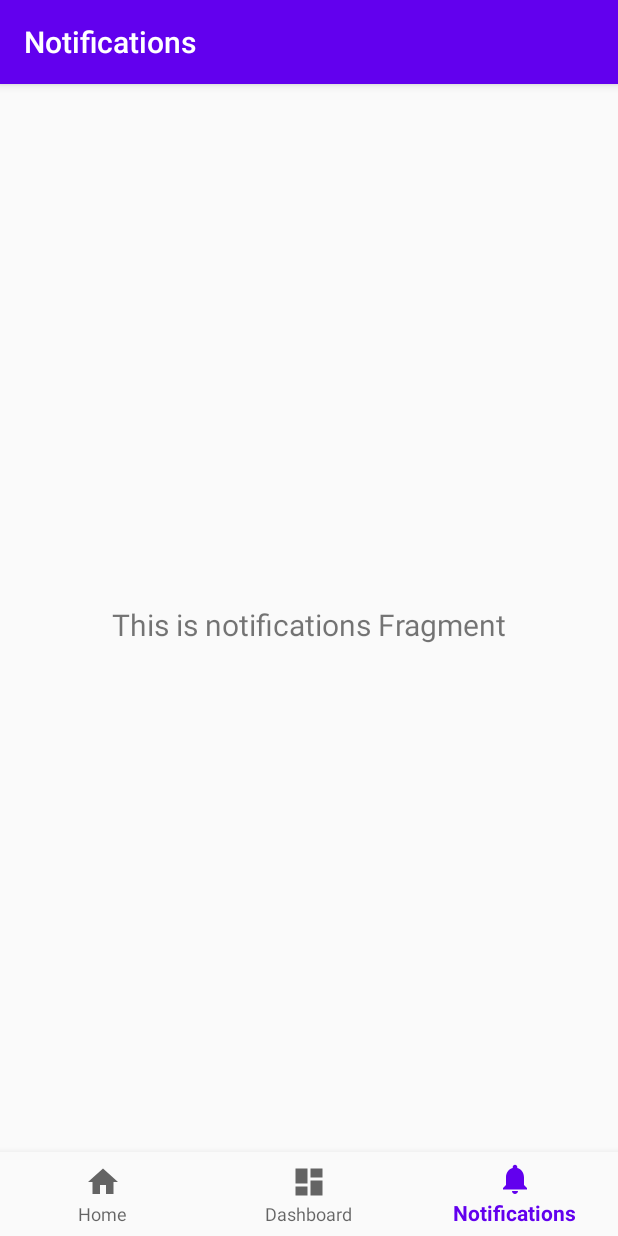
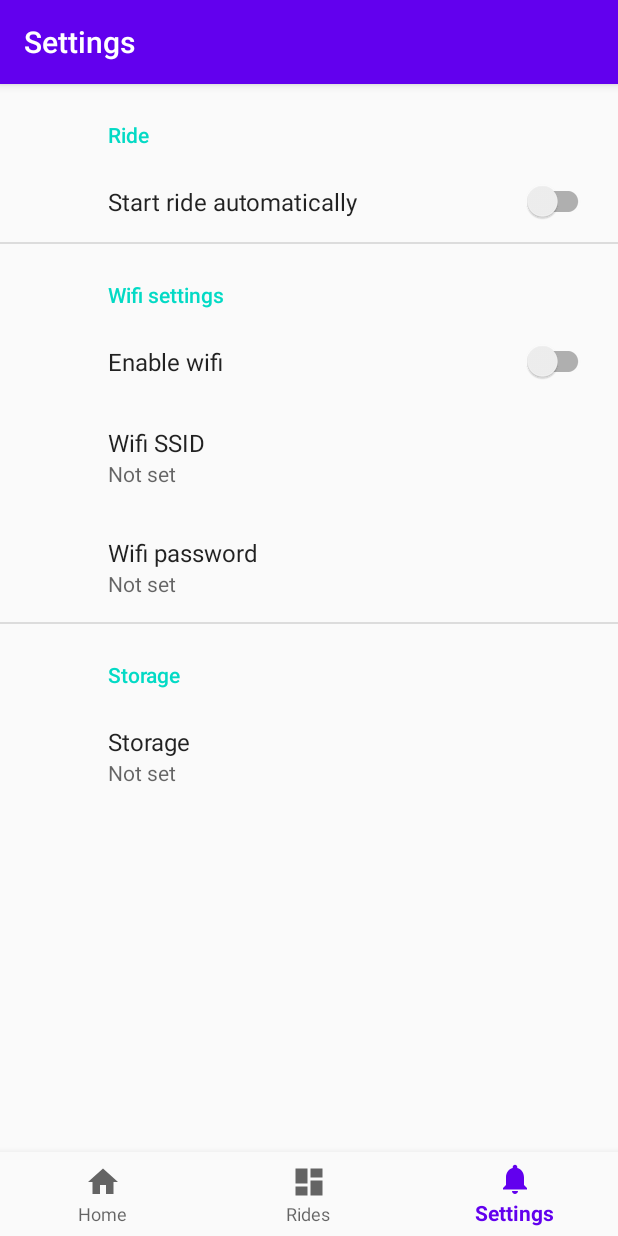
Before and after one commit to pwiklowski/esk8pal-android, an Android app: the screen it shows after launch (MainActivity), item 3 of the bottom bar chosen, on a phone screen of 412 x 824 dp. Run offline under Robolectric (Android 15) with nearby library versions, the phone set to English and light mode, and no system bars; our stand-ins replace RxJava, androidx.preference, navigation-ui; libraries missing offline, so code that uses them is left out: com.polidea.rxandroidble2; 7 statements that could not run were skipped.

Commit message:
Add initial implemention of settings view

```diff
--- a/app/build.gradle
+++ b/app/build.gradle
@@ -41,6 +41,7 @@ dependencies {
     implementation fileTree(dir: 'libs', include: ['*.jar'])
     implementation "org.jetbrains.kotlin:kotlin-stdlib-jdk7:$kotlin_version"
     implementation "com.polidea.rxandroidble2:rxandroidble:1.11.1"
+    implementation 'androidx.preference:preference:1.1.0-rc01'
     implementation 'androidx.appcompat:appcompat:1.0.2'
     implementation 'androidx.core:core-ktx:1.0.2'
     implementation 'com.google.android.material:material:1.0.0'
--- a/app/src/main/java/com/wiklosoft/esk8logger/MainActivity.kt
+++ b/app/src/main/java/com/wiklosoft/esk8logger/MainActivity.kt
@@ -20,7 +20,7 @@ class MainActivity() : AppCompatActivity() {
         // Passing each menu ID as a set of Ids because each
         // menu should be considered as top level destinations.
         val appBarConfiguration = AppBarConfiguration(setOf(
-                R.id.navigation_home, R.id.navigation_dashboard, R.id.navigation_notifications))
+                R.id.navigation_home, R.id.navigation_dashboard, R.id.navigation_settings))
         setupActionBarWithNavController(navController, appBarConfiguration)
         navView.setupWithNavController(navController)
     }
--- a/app/src/main/java/com/wiklosoft/esk8logger/ui/notifications/NotificationsFragment.kt
+++ /dev/null
@@ -1,31 +0,0 @@
-package com.wiklosoft.esk8logger.ui.notifications
-
-import android.os.Bundle
-import android.view.LayoutInflater
-import android.view.View
-import android.view.ViewGroup
-import android.widget.TextView
-import androidx.fragment.app.Fragment
-import androidx.lifecycle.Observer
-import androidx.lifecycle.ViewModelProviders
-import com.wiklosoft.esk8logger.R
-
-class NotificationsFragment : Fragment() {
-
-    private lateinit var notificationsViewModel: NotificationsViewModel
-
-    override fun onCreateView(
-            inflater: LayoutInflater,
-            container: ViewGroup?,
-            savedInstanceState: Bundle?
-    ): View? {
-        notificationsViewModel =
-                ViewModelProviders.of(this).get(NotificationsViewModel::class.java)
-        val root = inflater.inflate(R.layout.fragment_notifications, container, false)
-        val textView: TextView = root.findViewById(R.id.text_notifications)
-        notificationsViewModel.text.observe(viewLifecycleOwner, Observer {
-            textView.text = it
-        })
-        return root
-    }
-}
--- a/app/src/main/java/com/wiklosoft/esk8logger/ui/notifications/NotificationsViewModel.kt
+++ /dev/null
@@ -1,13 +0,0 @@
-package com.wiklosoft.esk8logger.ui.notifications
-
-import androidx.lifecycle.LiveData
-import androidx.lifecycle.MutableLiveData
-import androidx.lifecycle.ViewModel
-
-class NotificationsViewModel : ViewModel() {
-
-    private val _text = MutableLiveData<String>().apply {
-        value = "This is notifications Fragment"
-    }
-    val text: LiveData<String> = _text
-}
--- /dev/null
+++ b/app/src/main/java/com/wiklosoft/esk8logger/ui/settings/SettingsFragment.kt
@@ -0,0 +1,78 @@
+package com.wiklosoft.esk8logger.ui.settings
+
+import android.content.SharedPreferences
+import android.os.Bundle
+import android.util.Log
+import androidx.lifecycle.Observer
+import androidx.lifecycle.ViewModelProviders
+import androidx.preference.EditTextPreference
+import androidx.preference.PreferenceFragmentCompat
+import androidx.preference.SwitchPreferenceCompat
+import com.wiklosoft.esk8logger.R
+
+
+class SettingsFragment : PreferenceFragmentCompat(),
+    SharedPreferences.OnSharedPreferenceChangeListener {
+    private val TAG = "SettingsFragment"
+
+    private lateinit var settingsViewModel: SettingsViewModel
+
+    override fun onCreatePreferences(savedInstanceState: Bundle?, rootKey: String?) {
+        setPreferencesFromResource(R.xml.root_preferences, rootKey)
+        settingsViewModel = ViewModelProviders.of(this).get(SettingsViewModel::class.java)
+    }
+
+    override fun onResume() {
+        super.onResume()
+
+        settingsViewModel.storageInfo.observe(viewLifecycleOwner, Observer {
+            findPreference<EditTextPreference>("storage")?.text = it
+        })
+
+        settingsViewModel.wifiSsid.observe(viewLifecycleOwner, Observer {
+            findPreference<EditTextPreference>("wifi_ssid")?.text = it
+        })
+
+        settingsViewModel.wifiState.observe(viewLifecycleOwner, Observer {
+            findPreference<SwitchPreferenceCompat>("wifi_enabled")?.isChecked = it
+        })
+
+        settingsViewModel.wifiPass.observe(viewLifecycleOwner, Observer {
+            findPreference<EditTextPreference>("wifi_pass")?.text = it
+        })
+
+        settingsViewModel.startRideManually.observe(viewLifecycleOwner, Observer {
+            findPreference<SwitchPreferenceCompat>("manual_ride_start")?.isChecked = it
+        })
+
+        preferenceScreen.sharedPreferences.registerOnSharedPreferenceChangeListener(this)
+    }
+
+    override fun onPause() {
+        super.onPause()
+        preferenceScreen.sharedPreferences.unregisterOnSharedPreferenceChangeListener(this)
+    }
+
+    override fun onSharedPreferenceChanged(sharedPreferences: SharedPreferences, key: String) {
+        Log.d(TAG, "onPreferenceChange " + key);
+
+        when (key) {
+            "wifi_ssid" -> sharedPreferences.getString(
+                key,
+                "esk8pal"
+            )?.let { settingsViewModel.setWifiSsid(it) }
+            "wifi_pass" -> sharedPreferences.getString(
+                key,
+                "esk8palpass"
+            )?.let { settingsViewModel.setWifiPass(it) }
+            "wifi_enabled" -> sharedPreferences.getBoolean(
+                key,
+                false
+            )?.let { settingsViewModel.setWifiState(if (it) 1 else 0) }
+            "manual_ride_start" -> sharedPreferences.getBoolean(
+                key,
+                false
+            )?.let { settingsViewModel.setManualRideStart(if (it) 1 else 0) }
+        }
+    }
+}
--- a/app/src/main/res/layout/fragment_notifications.xml
+++ /dev/null
@@ -1,22 +0,0 @@
-<?xml version="1.0" encoding="utf-8"?>
-<androidx.constraintlayout.widget.ConstraintLayout xmlns:android="http://schemas.android.com/apk/res/android"
-    xmlns:app="http://schemas.android.com/apk/res-auto"
-    xmlns:tools="http://schemas.android.com/tools"
-    android:layout_width="match_parent"
-    android:layout_height="match_parent"
-    tools:context=".ui.notifications.NotificationsFragment">
-
-    <TextView
-        android:id="@+id/text_notifications"
-        android:layout_width="match_parent"
-        android:layout_height="wrap_content"
-        android:layout_marginStart="8dp"
-        android:layout_marginTop="8dp"
-        android:layout_marginEnd="8dp"
-        android:textAlignment="center"
-        android:textSize="20sp"
-        app:layout_constraintBottom_toBottomOf="parent"
-        app:layout_constraintEnd_toEndOf="parent"
-        app:layout_constraintStart_toStartOf="parent"
-        app:layout_constraintTop_toTopOf="parent" />
-</androidx.constraintlayout.widget.ConstraintLayout>
--- a/app/src/main/res/menu/bottom_nav_menu.xml
+++ b/app/src/main/res/menu/bottom_nav_menu.xml
@@ -9,11 +9,11 @@
     <item
         android:id="@+id/navigation_dashboard"
         android:icon="@drawable/ic_dashboard_black_24dp"
-        android:title="@string/title_dashboard" />
+        android:title="@string/title_rides" />
 
     <item
-        android:id="@+id/navigation_notifications"
+        android:id="@+id/navigation_settings"
         android:icon="@drawable/ic_notifications_black_24dp"
-        android:title="@string/title_notifications" />
+        android:title="@string/title_settings" />
 
 </menu>
--- a/app/src/main/res/navigation/mobile_navigation.xml
+++ b/app/src/main/res/navigation/mobile_navigation.xml
@@ -14,12 +14,12 @@
     <fragment
         android:id="@+id/navigation_dashboard"
         android:name="com.wiklosoft.esk8logger.ui.dashboard.DashboardFragment"
-        android:label="@string/title_dashboard"
+        android:label="@string/title_rides"
         tools:layout="@layout/fragment_dashboard" />
 
     <fragment
-        android:id="@+id/navigation_notifications"
-        android:name="com.wiklosoft.esk8logger.ui.notifications.NotificationsFragment"
-        android:label="@string/title_notifications"
-        tools:layout="@layout/fragment_notifications" />
+        android:id="@+id/navigation_settings"
+        android:name="com.wiklosoft.esk8logger.ui.settings.SettingsFragment"
+        android:label="@string/title_settings"
+        tools:layout="@layout/fragment_settings" />
 </navigation>
--- a/app/src/main/res/values/strings.xml
+++ b/app/src/main/res/values/strings.xml
@@ -1,6 +1,21 @@
 <resources>
     <string name="app_name">My Application</string>
     <string name="title_home">Home</string>
-    <string name="title_dashboard">Dashboard</string>
-    <string name="title_notifications">Notifications</string>
+    <string name="title_rides">Rides</string>
+    <string name="title_settings">Settings</string>
+
+
+    <!-- Preference Titles -->
+    <string name="ride_header">Ride</string>
+    <string name="wifi_header">Wifi settings</string>
+    <string name="storage_header">Storage</string>
+
+    <string name="automatic_ride_status">Start ride automatically</string>
+    <string name="reply_title">Default reply action</string>
+
+    <string name="wifi_enabled">Enable wifi</string>
+    <string name="wifi_pass">Wifi password</string>
+    <string name="wifi_ssid">Wifi SSID</string>
+
+    <string name="storage">Storage</string>
 </resources>
--- /dev/null
+++ b/app/src/main/res/xml/root_preferences.xml
@@ -0,0 +1,40 @@
+<PreferenceScreen xmlns:android="http://schemas.android.com/apk/res/android"
+    xmlns:app="http://schemas.android.com/apk/res-auto">
+
+    <PreferenceCategory app:title="@string/ride_header">
+
+        <SwitchPreferenceCompat
+            app:key="manual_ride_start"
+            app:title="@string/automatic_ride_status" />
+
+    </PreferenceCategory>
+
+    <PreferenceCategory app:title="@string/wifi_header">
+
+        <SwitchPreferenceCompat
+            app:key="wifi_enabled"
+            app:title="@string/wifi_enabled" />
+
+        <EditTextPreference
+            app:key="wifi_ssid"
+            app:title="@string/wifi_ssid"
+            app:useSimpleSummaryProvider="true"/>
+        <EditTextPreference
+            app:key="wifi_pass"
+            app:title="@string/wifi_pass"
+            app:useSimpleSummaryProvider="true"/>
+
+
+    </PreferenceCategory>
+
+    <PreferenceCategory app:title="@string/storage_header">
+
+        <EditTextPreference
+            android:clickable="false"
+            app:key="storage"
+            app:title="@string/storage"
+            app:useSimpleSummaryProvider="true" />
+
+    </PreferenceCategory>
+
+</PreferenceScreen>
```
Also changed, not shown: app/src/main/java/com/wiklosoft/esk8logger/ui/settings/SettingsViewModel.kt (added, +140 -0 lines), app/src/main/res/layout/fragment_settings.xml (added, +22 -0 lines), app/src/main/res/values/arrays.xml (added, +12 -0 lines).
